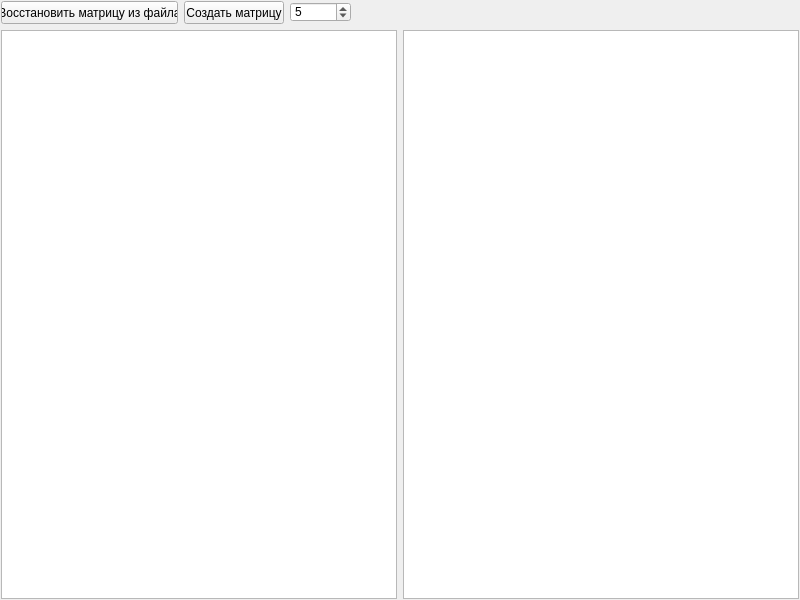
Qt form mainwindow.ui (MZKey/RandArray) before a commit.
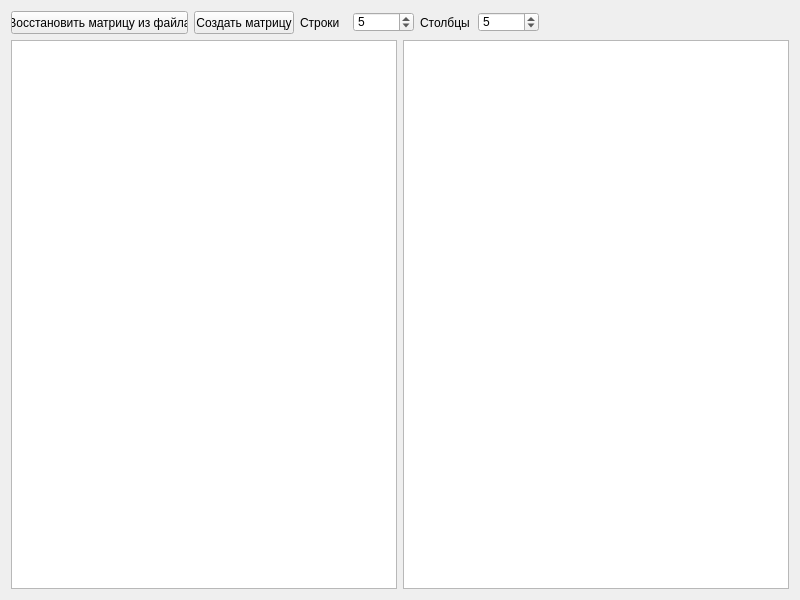
The same form after that commit.

Diff of the .ui file:
```diff
--- a/mainwindow.ui
+++ b/mainwindow.ui
@@ -45,18 +45,6 @@
     </size>
    </property>
    <layout class="QVBoxLayout" name="verticalLayout">
-    <property name="leftMargin">
-     <number>1</number>
-    </property>
-    <property name="topMargin">
-     <number>1</number>
-    </property>
-    <property name="rightMargin">
-     <number>1</number>
-    </property>
-    <property name="bottomMargin">
-     <number>1</number>
-    </property>
     <item>
      <layout class="QHBoxLayout" name="horizontalLayout_2">
       <item>
@@ -107,7 +95,58 @@
        </widget>
       </item>
       <item>
-       <widget class="QSpinBox" name="spinBox">
+       <widget class="QLabel" name="label">
+        <property name="maximumSize">
+         <size>
+          <width>52</width>
+          <height>23</height>
+         </size>
+        </property>
+        <property name="text">
+         <string>Строки  </string>
+        </property>
+       </widget>
+      </item>
+      <item>
+       <widget class="QSpinBox" name="spinBoxRows">
+        <property name="enabled">
+         <bool>true</bool>
+        </property>
+        <property name="minimumSize">
+         <size>
+          <width>61</width>
+          <height>20</height>
+         </size>
+        </property>
+        <property name="maximumSize">
+         <size>
+          <width>61</width>
+          <height>20</height>
+         </size>
+        </property>
+        <property name="maximum">
+         <number>10000</number>
+        </property>
+        <property name="value">
+         <number>5</number>
+        </property>
+       </widget>
+      </item>
+      <item>
+       <widget class="QLabel" name="label_2">
+        <property name="maximumSize">
+         <size>
+          <width>52</width>
+          <height>23</height>
+         </size>
+        </property>
+        <property name="text">
+         <string>Столбцы  </string>
+        </property>
+       </widget>
+      </item>
+      <item>
+       <widget class="QSpinBox" name="spinBoxColumns">
         <property name="enabled">
          <bool>true</bool>
         </property>
```
